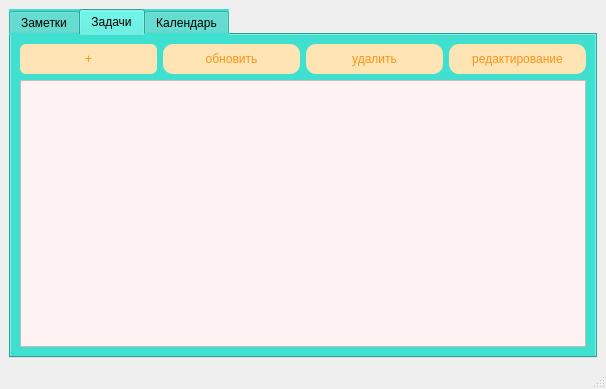
Above: main_window.ui from Dragonfly774/daily before the change. Below: the same form after it.
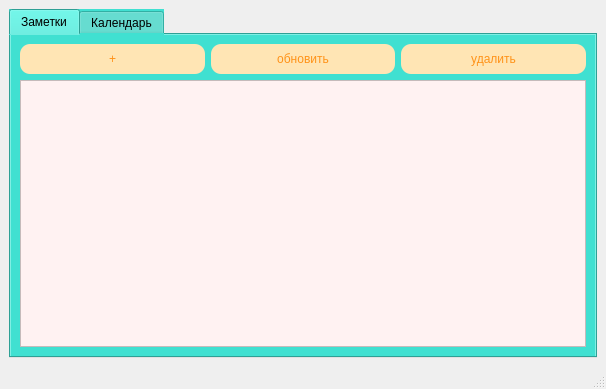
That is the form after the change. The open tabs and pages were chosen to show the change.

The edit to the form file:
```diff
--- a/main_window.ui
+++ b/main_window.ui
@@ -95,89 +95,6 @@
         </item>
        </layout>
       </widget>
-      <widget class="QWidget" name="tab_2">
-       <attribute name="title">
-        <string>Задачи</string>
-       </attribute>
-       <layout class="QGridLayout" name="gridLayout_4">
-        <item row="0" column="0">
-         <widget class="QPushButton" name="crbt_tasks">
-          <property name="styleSheet">
-           <string notr="true">color: #ff9218;
-background-color: #ffe5b6;
-text-align: center;
-border-radius: 6px;
-border: none;
-box-shadow: 0 0 10px 5px rgba(221, 221, 221, 1);
-width: 130px;
-height: 30px;</string>
-          </property>
-          <property name="text">
-           <string>+</string>
-          </property>
-         </widget>
-        </item>
-        <item row="0" column="1">
-         <widget class="QPushButton" name="refresh_2">
-          <property name="styleSheet">
-           <string notr="true">color: #ff9218;
-background-color: #ffe5b4;
-text-align: center;
-border-radius: 10px;
-border: none;
-box-shadow: 0 0 10px 5px rgba(221, 221, 221, 1);
-width: 130px;
-height: 30px;</string>
-          </property>
-          <property name="text">
-           <string>обновить</string>
-          </property>
-         </widget>
-        </item>
-        <item row="0" column="2">
-         <widget class="QPushButton" name="deletebt_notes_2">
-          <property name="styleSheet">
-           <string notr="true">color: #ff9218;
-background-color: #ffe5b4;
-text-align: center;
-border-radius: 10px;
-border: none;
-box-shadow: 0 0 10px 5px rgba(221, 221, 221, 1);
-width: 130px;
-height: 30px;
-</string>
-          </property>
-          <property name="text">
-           <string>удалить</string>
-          </property>
-         </widget>
-        </item>
-        <item row="0" column="3">
-         <widget class="QPushButton" name="editi_2">
-          <property name="styleSheet">
-           <string notr="true">color: #ff9218;
-background-color: #ffe5b4;
-text-align: center;
-border-radius: 10px;
-border: none;
-box-shadow: 0 0 10px 5px rgba(221, 221, 221, 1);
-width: 130px;
-height: 30px;</string>
-          </property>
-          <property name="text">
-           <string>редактирование</string>
-          </property>
-         </widget>
-        </item>
-        <item row="1" column="0" colspan="4">
-         <widget class="QListWidget" name="listWidget_2">
-          <property name="styleSheet">
-           <string notr="true">background-color: #fff2f2</string>
-          </property>
-         </widget>
-        </item>
-       </layout>
-      </widget>
       <widget class="QWidget" name="tab_3">
        <attribute name="title">
         <string>Календарь</string>
```
